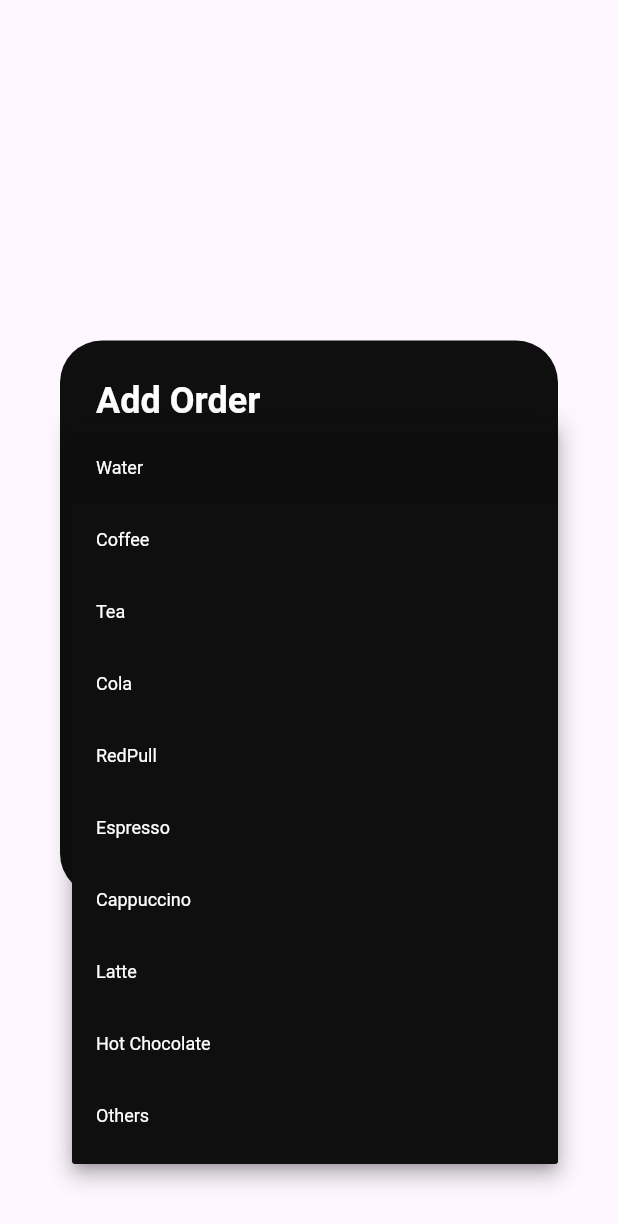
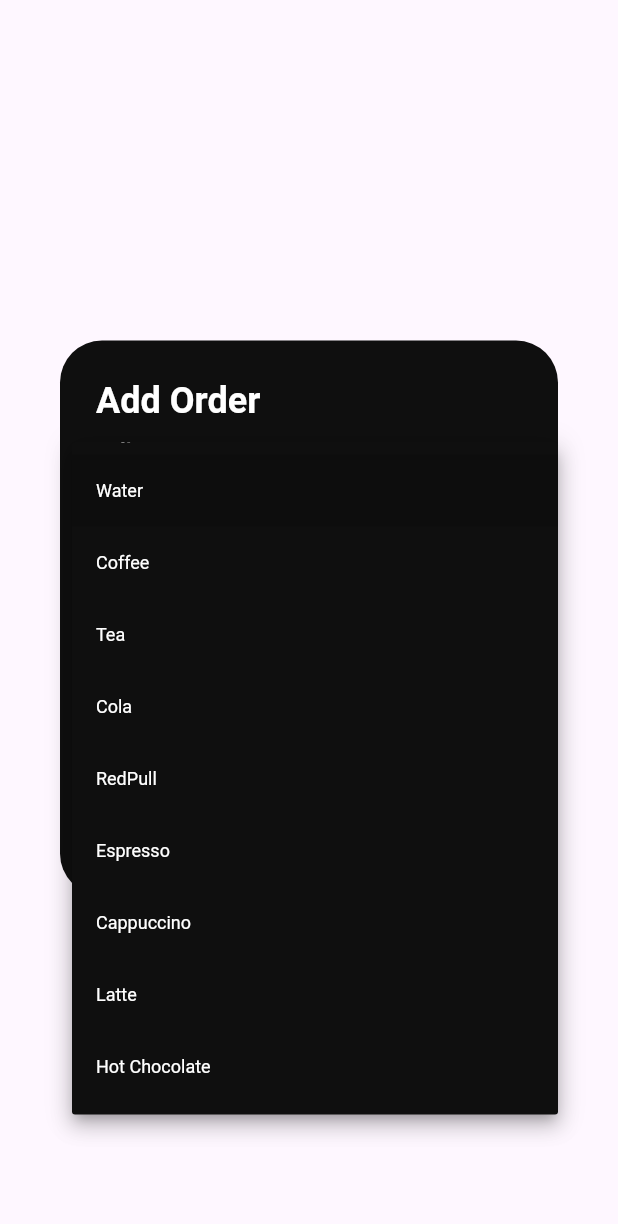
Before and after one commit to ahmedalnagdy18/quarto, a Flutter app: the ExternalOrderDialogWidget widget shown alone on an empty page, opened directly, after a tap on "Water", on a phone screen of 412 x 824 dp. Shown: the top 1224 px of the screen. Run offline on Flutter 3.47's test engine with Material 3 defaults, Android fonts, the phone set to English and light mode, and no system bars; our stand-ins replace bloc, flutter_bloc, flutter_svg, get_it, internet_connection_checker, pdf and 3 more; missing offline and left inert: excel, window_manager; accounts and stored records are empty.

Commit message:
fix prices

```diff
--- a/lib/features/dashboard/presentation/widgets/external_order_dailog_widget.dart
+++ b/lib/features/dashboard/presentation/widgets/external_order_dailog_widget.dart
@@ -34,16 +34,15 @@
 
   String selectedDrink = 'Water';
   final Map<String, double> _menuItems = {
-    'Water': 5,
-    'Coffee': 15,
-    'Tea': 10,
-    'Cola': 8,
-    'RedPull': 12,
-    'Espresso': 20,
-    'Cappuccino': 25,
-    'Latte': 22,
-    'Hot Chocolate': 18,
-    'Others': 0,
+    'Water': 10,
+    'Coffee': 35,
+    'Tea': 20,
+    'Cola': 20,
+    'RedPull': 100,
+    'Espresso': 70,
+    'Cappuccino': 50,
+    'Latte': 50,
+    'Hot Chocolate': 50,
   };
 
   double get totalPrice {
@@ -197,6 +196,7 @@
                   ),
                   const SizedBox(height: 12),
                   TextField(
+                    readOnly: true,
                     inputFormatters: [
                       FilteringTextInputFormatter.allow(
                         RegExp(r'^\d*\.?\d{0,2}'),
```
Also changed, not shown: lib/features/dashboard/presentation/screens/orders_invoice_page.dart (+9 -10 lines).
